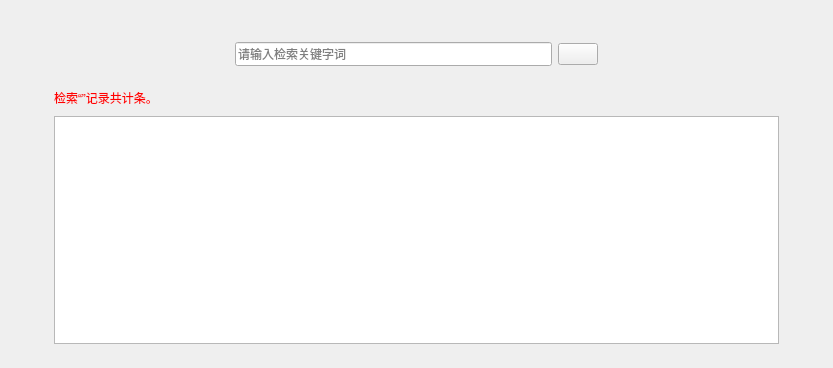
First picture: the form in UI/UI_HMCSearchWidget.ui, repository mortersen/ZhengCG, before the edit.
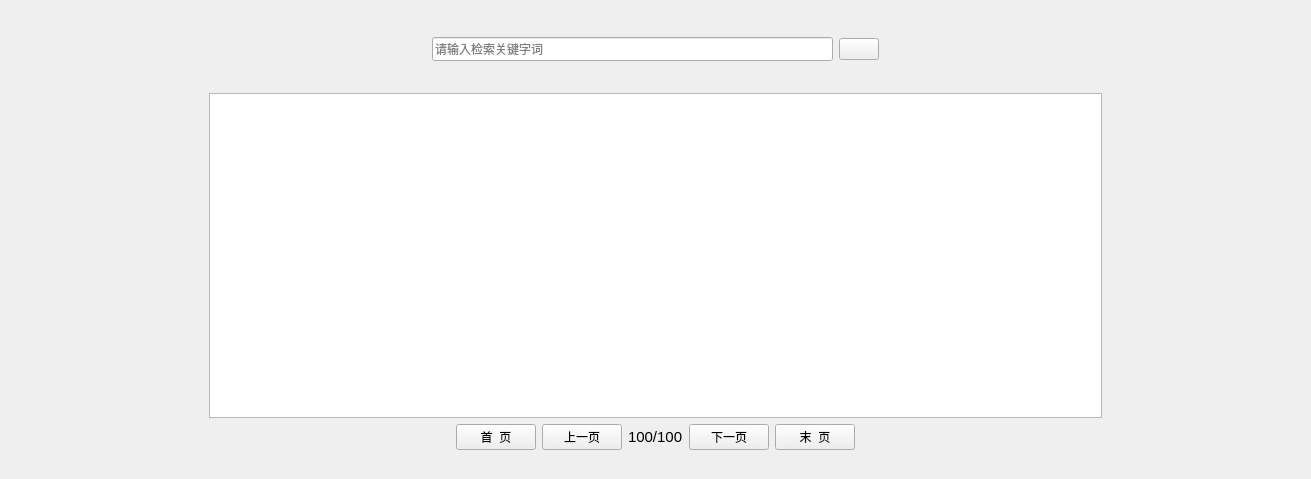
Second picture: the form after the edit. Icons and pictures are not drawn.

Commit message: 检索功能完成

```diff
--- a/UI/UI_HMCSearchWidget.ui
+++ b/UI/UI_HMCSearchWidget.ui
@@ -6,14 +6,14 @@
    <rect>
     <x>0</x>
     <y>0</y>
-    <width>833</width>
-    <height>368</height>
+    <width>1311</width>
+    <height>479</height>
    </rect>
   </property>
   <property name="windowTitle">
    <string>Form</string>
   </property>
-  <layout class="QHBoxLayout" name="horizontalLayout_5" stretch="2,8,2">
+  <layout class="QHBoxLayout" name="horizontalLayout_8" stretch="2,9,2">
    <item>
     <spacer name="horizontalSpacer_4">
      <property name="orientation">
@@ -28,7 +28,7 @@
     </spacer>
    </item>
    <item>
-    <layout class="QVBoxLayout" name="verticalLayout" stretch="2,2,1,2,18,1">
+    <layout class="QVBoxLayout" name="verticalLayout" stretch="1,2,1,18,1,1">
      <item>
       <layout class="QHBoxLayout" name="horizontalLayout_4">
        <item>
@@ -52,6 +52,12 @@
          <property name="pixmap">
           <pixmap resource="../RES/img.qrc">:/PIC/检索库标题.png</pixmap>
          </property>
+         <property name="scaledContents">
+          <bool>true</bool>
+         </property>
+         <property name="wordWrap">
+          <bool>false</bool>
+         </property>
         </widget>
        </item>
        <item>
@@ -127,19 +133,6 @@
        </item>
       </layout>
      </item>
-     <item>
-      <spacer name="verticalSpacer_3">
-       <property name="orientation">
-        <enum>Qt::Vertical</enum>
-       </property>
-       <property name="sizeHint" stdset="0">
-        <size>
-         <width>725</width>
-         <height>13</height>
-        </size>
-       </property>
-      </spacer>
-     </item>
      <item>
       <layout class="QHBoxLayout" name="horizontalLayout_3">
        <item>
@@ -148,7 +141,7 @@
           <string notr="true">color: rgb(255, 0, 0);</string>
          </property>
          <property name="text">
-          <string>检索“”记录共计条。</string>
+          <string/>
          </property>
         </widget>
        </item>
@@ -170,6 +163,84 @@
      <item>
       <widget class="QListWidget" name="listWidget"/>
      </item>
+     <item>
+      <layout class="QHBoxLayout" name="horizontalLayout_7">
+       <item>
+        <spacer name="horizontalSpacer_8">
+         <property name="orientation">
+          <enum>Qt::Horizontal</enum>
+         </property>
+         <property name="sizeHint" stdset="0">
+          <size>
+           <width>40</width>
+           <height>20</height>
+          </size>
+         </property>
+        </spacer>
+       </item>
+       <item>
+        <layout class="QHBoxLayout" name="horizontalLayout_5">
+         <item>
+          <widget class="QPushButton" name="pbtHeaderPage">
+           <property name="text">
+            <string>首  页</string>
+           </property>
+          </widget>
+         </item>
+         <item>
+          <widget class="QPushButton" name="pbtUpPage">
+           <property name="text">
+            <string>上一页</string>
+           </property>
+          </widget>
+         </item>
+        </layout>
+       </item>
+       <item>
+        <widget class="QLabel" name="labelPageStatus">
+         <property name="font">
+          <font>
+           <pointsize>11</pointsize>
+          </font>
+         </property>
+         <property name="text">
+          <string>100/100</string>
+         </property>
+        </widget>
+       </item>
+       <item>
+        <layout class="QHBoxLayout" name="horizontalLayout_6">
+         <item>
+          <widget class="QPushButton" name="pbtDownPage">
+           <property name="text">
+            <string>下一页</string>
+           </property>
+          </widget>
+         </item>
+         <item>
+          <widget class="QPushButton" name="pbtBottomPage">
+           <property name="text">
+            <string>末  页</string>
+           </property>
+          </widget>
+         </item>
+        </layout>
+       </item>
+       <item>
+        <spacer name="horizontalSpacer_9">
+         <property name="orientation">
+          <enum>Qt::Horizontal</enum>
+         </property>
+         <property name="sizeHint" stdset="0">
+          <size>
+           <width>40</width>
+           <height>20</height>
+          </size>
+         </property>
+        </spacer>
+       </item>
+      </layout>
+     </item>
      <item>
       <spacer name="verticalSpacer_4">
        <property name="orientation">
```
The commit also changes 3 other files.
